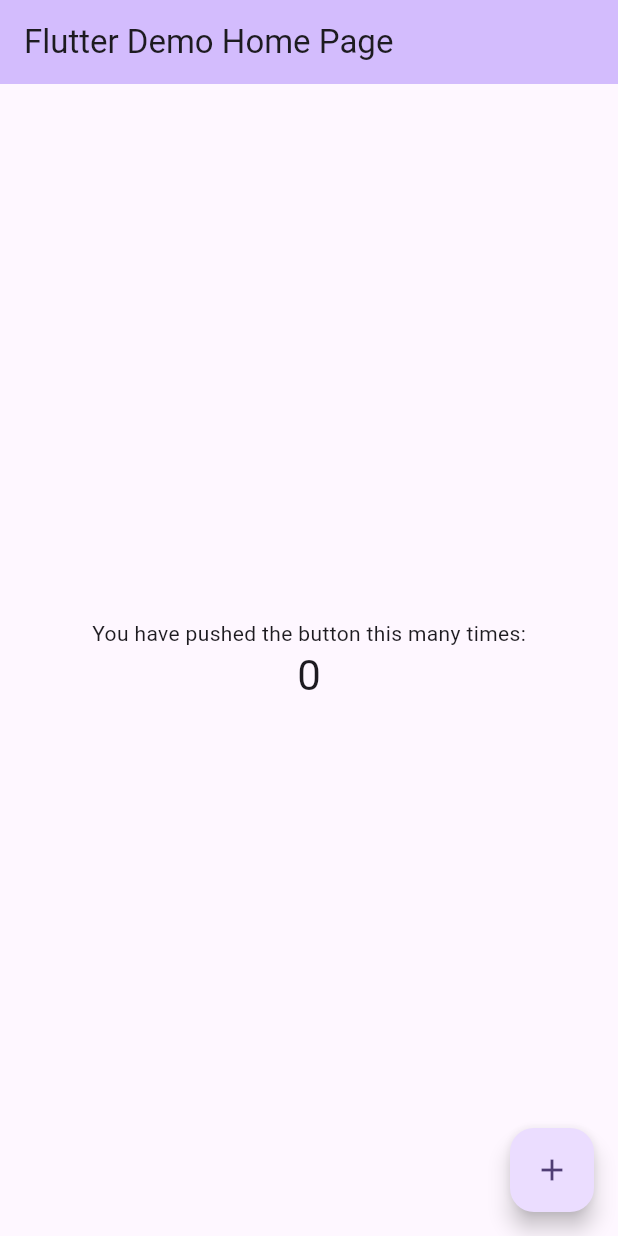
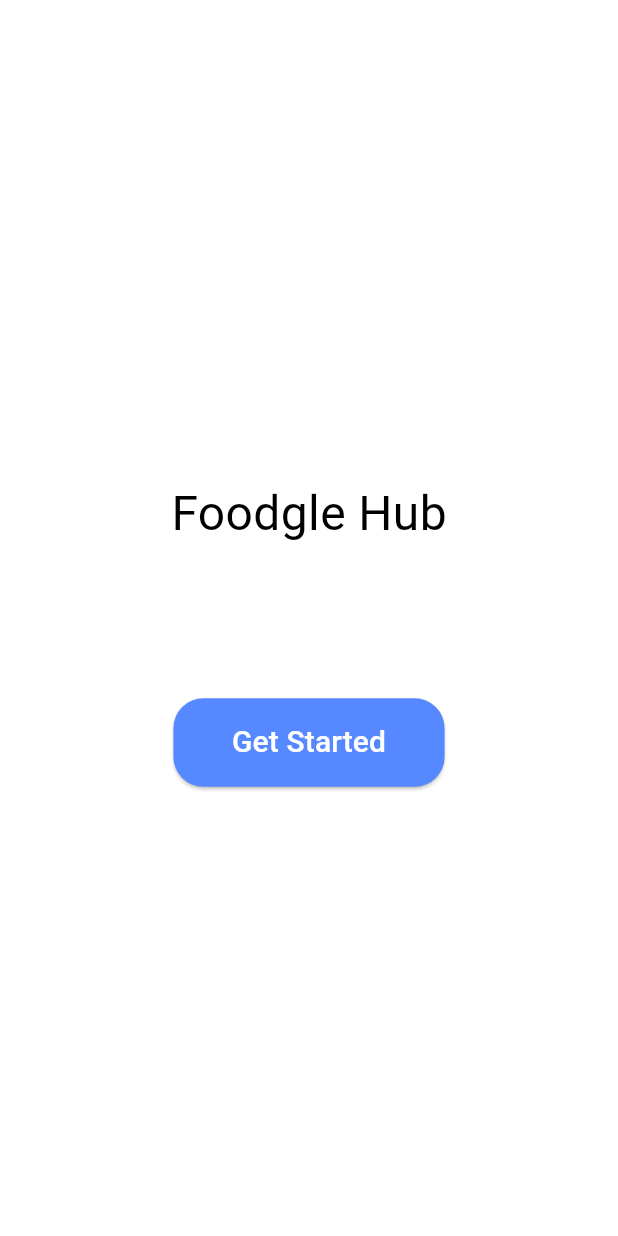
Before and after one commit to yongying37/redeem_order_app, a Flutter app: the screen it shows after launch, on a phone screen of 412 x 824 dp. Run offline on Flutter 3.47's test engine with Material 3 defaults, Android fonts, the phone set to English and light mode, and no system bars.

Commit message:
Added home and landing page folders and files

```diff
--- a/lib/main.dart
+++ b/lib/main.dart
@@ -1,4 +1,5 @@
 import 'package:flutter/material.dart';
+import 'package:redeem_order_app/views/landing/landing_page.dart';
 
 void main() {
   runApp(const MyApp());
@@ -28,98 +29,11 @@ class MyApp extends StatelessWidget {
         //
         // This works for code too, not just values: Most code changes can be
         // tested with just a hot reload.
-        colorScheme: ColorScheme.fromSeed(seedColor: Colors.deepPurple),
+        colorScheme: ColorScheme.fromSeed(seedColor: Colors.white),
+        scaffoldBackgroundColor: Colors.white,
         useMaterial3: true,
       ),
-      home: const MyHomePage(title: 'Flutter Demo Home Page'),
+      home: const LandingPage(),
     );
   }
 }
-
-class MyHomePage extends StatefulWidget {
-  const MyHomePage({super.key, required this.title});
-
-  // This widget is the home page of your application. It is stateful, meaning
-  // that it has a State object (defined below) that contains fields that affect
-  // how it looks.
-
-  // This class is the configuration for the state. It holds the values (in this
-  // case the title) provided by the parent (in this case the App widget) and
-  // used by the build method of the State. Fields in a Widget subclass are
-  // always marked "final".
-
-  final String title;
-
-  @override
-  State<MyHomePage> createState() => _MyHomePageState();
-}
-
-class _MyHomePageState extends State<MyHomePage> {
-  int _counter = 0;
-
-  void _incrementCounter() {
-    setState(() {
-      // This call to setState tells the Flutter framework that something has
-      // changed in this State, which causes it to rerun the build method below
-      // so that the display can reflect the updated values. If we changed
-      // _counter without calling setState(), then the build method would not be
-      // called again, and so nothing would appear to happen.
-      _counter++;
-    });
-  }
-
-  @override
-  Widget build(BuildContext context) {
-    // This method is rerun every time setState is called, for instance as done
-    // by the _incrementCounter method above.
-    //
-    // The Flutter framework has been optimized to make rerunning build methods
-    // fast, so that you can just rebuild anything that needs updating rather
-    // than having to individually change instances of widgets.
-    return Scaffold(
-      appBar: AppBar(
-        // TRY THIS: Try changing the color here to a specific color (to
-        // Colors.amber, perhaps?) and trigger a hot reload to see the AppBar
-        // change color while the other colors stay the same.
-        backgroundColor: Theme.of(context).colorScheme.inversePrimary,
-        // Here we take the value from the MyHomePage object that was created by
-        // the App.build method, and use it to set our appbar title.
-        title: Text(widget.title),
-      ),
-      body: Center(
-        // Center is a layout widget. It takes a single child and positions it
-        // in the middle of the parent.
-        child: Column(
-          // Column is also a layout widget. It takes a list of children and
-          // arranges them vertically. By default, it sizes itself to fit its
-          // children horizontally, and tries to be as tall as its parent.
-          //
-          // Column has various properties to control how it sizes itself and
-          // how it positions its children. Here we use mainAxisAlignment to
-          // center the children vertically; the main axis here is the vertical
-          // axis because Columns are vertical (the cross axis would be
-          // horizontal).
-          //
-          // TRY THIS: Invoke "debug painting" (choose the "Toggle Debug Paint"
-          // action in the IDE, or press "p" in the console), to see the
-          // wireframe for each widget.
-          mainAxisAlignment: MainAxisAlignment.center,
-          children: <Widget>[
-            const Text(
-              'You have pushed the button this many times:',
-            ),
-            Text(
-              '$_counter',
-              style: Theme.of(context).textTheme.headlineMedium,
-            ),
-          ],
-        ),
-      ),
-      floatingActionButton: FloatingActionButton(
-        onPressed: _incrementCounter,
-        tooltip: 'Increment',
-        child: const Icon(Icons.add),
-      ), // This trailing comma makes auto-formatting nicer for build methods.
-    );
-  }
-}
--- /dev/null
+++ b/lib/views/home/home_layout.dart
@@ -0,0 +1,31 @@
+import 'package:flutter/material.dart';
+
+class HomeLayout extends StatefulWidget {
+  const HomeLayout({super.key});
+
+  @override
+  State<HomeLayout> createState() => _MyHomePageState();
+}
+
+class _MyHomePageState extends State<HomeLayout> {
+
+  Widget homeTitle() {
+    return const Text('Welcome to Home Page');
+  }
+
+
+  @override
+  Widget build(BuildContext context) {
+    return Scaffold(
+      backgroundColor: Colors.white,
+      body: Center(
+          child: Column(
+            mainAxisAlignment: MainAxisAlignment.center,
+            children: [
+              homeTitle()
+            ],
+          )
+      )
+    );
+  }
+}
--- /dev/null
+++ b/lib/views/home/home_page.dart
@@ -0,0 +1,12 @@
+import 'package:flutter/material.dart';
+
+class HomePage extends StatelessWidget {
+  const HomePage({super.key});
+
+  @override
+  Widget build(BuildContext context) {
+    return const Scaffold(
+      body: HomePage()
+    );
+  }
+}
--- /dev/null
+++ b/lib/views/landing/landing_layout.dart
@@ -0,0 +1,53 @@
+import 'package:flutter/material.dart';
+import 'package:redeem_order_app/views/home/home_layout.dart';
+
+class LandingLayout extends StatefulWidget {
+  const LandingLayout({super.key});
+
+  @override
+  State<LandingLayout> createState() => _LandingLayoutState();
+}
+
+class _LandingLayoutState extends State<LandingLayout> {
+
+  Widget displayTitle() {
+    return const Text(
+        'Foodgle Hub',
+      style: TextStyle(color: Colors.black, fontSize: 32)
+    );
+  }
+
+  Widget btnGetStarted() {
+    return ElevatedButton(
+      style: ElevatedButton.styleFrom(
+        backgroundColor: Color(0xFF5689FF),
+        shape: RoundedRectangleBorder(
+          borderRadius:
+            BorderRadius.circular(20),
+        )),
+       onPressed: () { Navigator.push(context, MaterialPageRoute(builder: (context) => const HomeLayout())); },
+      child: const Padding(
+        padding: EdgeInsets.all(15.0),
+        child: Text('Get Started',
+          style: TextStyle(color: Colors.white, fontSize: 20)),
+      )
+      );
+  }
+
+  @override
+  Widget build(BuildContext context) {
+    return Center(
+      child: Column(
+        mainAxisAlignment: MainAxisAlignment.center,
+          children: [
+            const SizedBox(height: 20),
+            displayTitle(),
+
+            const SizedBox(height: 100),
+            btnGetStarted()
+          ],
+      )
+    );
+  }
+
+}
--- /dev/null
+++ b/lib/views/landing/landing_page.dart
@@ -0,0 +1,15 @@
+import 'package:flutter/material.dart';
+
+import 'landing_layout.dart';
+
+class LandingPage extends StatelessWidget {
+  const LandingPage({super.key});
+
+  @override
+  Widget build(BuildContext context) {
+    return const Scaffold(
+      body: LandingLayout(),
+    );
+  }
+
+}
```
